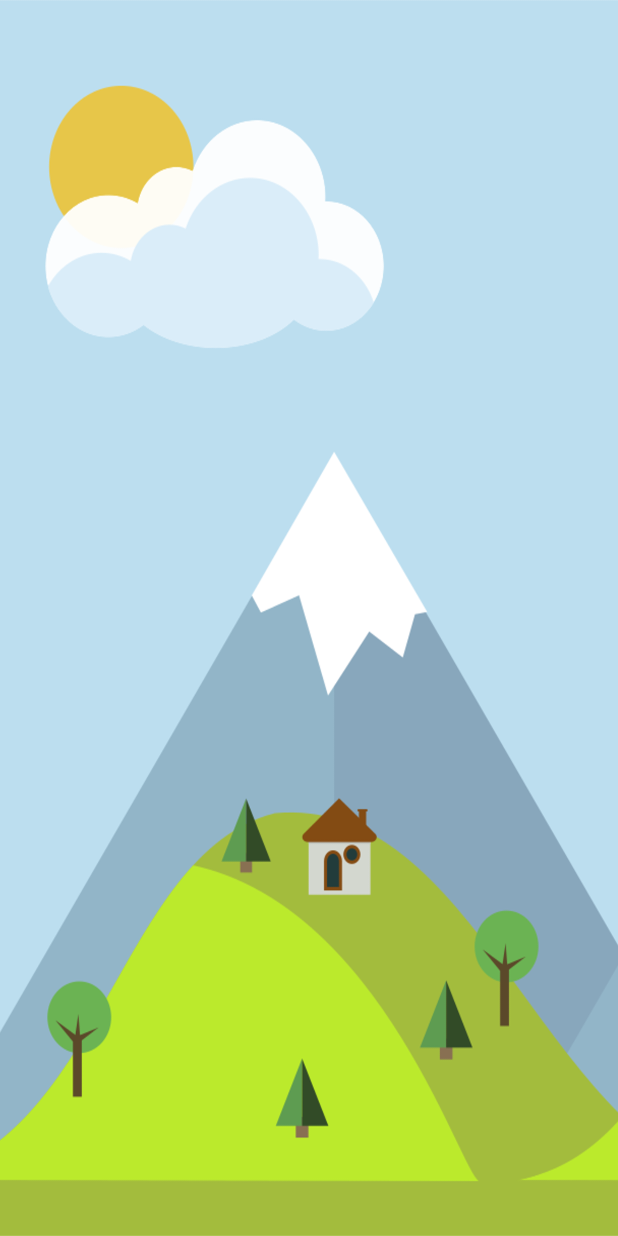
After one commit to ziouf/android-belvedere, an Android app: the LoadingActivity screen opened directly, with no data from a screen before it, on a phone screen of 412 x 824 dp. The commit adds this screen. Run offline under Robolectric (Android 15) with nearby library versions, the phone set to English and light mode, and no system bars; 1 statement that could not run was skipped.

Commit message:
Ajout d'un ecran de chargement pour faire patienter pendant la création et initialisation de la BDD à partir des fichiers plats

```diff
--- /dev/null
+++ b/app/src/main/java/fr/marin/cyril/mapsapp/LoadingActivity.java
@@ -0,0 +1,77 @@
+package fr.marin.cyril.mapsapp;
+
+import android.content.ComponentName;
+import android.content.Context;
+import android.content.Intent;
+import android.content.ServiceConnection;
+import android.os.IBinder;
+import android.support.v7.app.AppCompatActivity;
+import android.os.Bundle;
+import android.view.View;
+import android.view.Window;
+import android.view.WindowManager;
+
+import java.util.logging.Handler;
+
+import fr.marin.cyril.mapsapp.database.DatabaseService;
+
+public class LoadingActivity extends AppCompatActivity {
+
+    /** Defines callbacks for service binding, passed to bindService() */
+    private ServiceConnection databaseServiceConnection;
+
+    @Override
+    protected void onCreate(Bundle savedInstanceState) {
+        super.onCreate(savedInstanceState);
+
+        // remove title bar
+        getWindow()
+                .getDecorView()
+                .setSystemUiVisibility(View.SYSTEM_UI_FLAG_LAYOUT_STABLE
+                        | View.SYSTEM_UI_FLAG_LAYOUT_HIDE_NAVIGATION
+                        | View.SYSTEM_UI_FLAG_LAYOUT_FULLSCREEN
+                        | View.SYSTEM_UI_FLAG_HIDE_NAVIGATION
+                        | View.SYSTEM_UI_FLAG_FULLSCREEN
+                        | View.SYSTEM_UI_FLAG_IMMERSIVE);
+
+        setContentView(R.layout.activity_loading);
+
+        this.databaseServiceConnection = new ServiceConnection() {
+            private int delay = 3000;
+
+            @Override
+            public void onServiceConnected(ComponentName name, IBinder service) {
+                DatabaseService.DatabaseServiceBinder binder = (DatabaseService.DatabaseServiceBinder) service;
+
+                binder.getService().initData();
+
+                new android.os.Handler().postDelayed(startMapsActivity(), delay);
+            }
+
+            @Override
+            public void onServiceDisconnected(ComponentName name) {
+
+            }
+        };
+
+        // Bind database services
+        this.bindService(new Intent(getApplicationContext(), DatabaseService.class),
+                databaseServiceConnection, Context.BIND_AUTO_CREATE);
+    }
+
+    @Override
+    protected void onDestroy() {
+        this.unbindService(databaseServiceConnection);
+        super.onDestroy();
+    }
+
+    Runnable startMapsActivity() {
+        return new Runnable() {
+            @Override
+            public void run() {
+                startActivity(new Intent(LoadingActivity.this, MapsActivity.class));
+                finish();
+            }
+        };
+    }
+}
--- /dev/null
+++ b/app/src/main/res/layout/activity_loading.xml
@@ -0,0 +1,8 @@
+<RelativeLayout xmlns:android="http://schemas.android.com/apk/res/android"
+    xmlns:tools="http://schemas.android.com/tools"
+    android:layout_width="match_parent"
+    android:layout_height="match_parent"
+    android:background="@drawable/loading_background"
+    tools:context="fr.marin.cyril.mapsapp.LoadingActivity">
+
+</RelativeLayout>
--- /dev/null
+++ b/app/src/main/res/values-w820dp/dimens.xml
@@ -0,0 +1,6 @@
+<resources>
+    <!-- Example customization of dimensions originally defined in res/values/dimens.xml
+         (such as screen margins) for screens with more than 820dp of available width. This
+         would include 7" and 10" devices in landscape (~960dp and ~1280dp respectively). -->
+    <dimen name="activity_horizontal_margin">64dp</dimen>
+</resources>
--- /dev/null
+++ b/app/src/main/res/values/dimens.xml
@@ -0,0 +1,5 @@
+<resources>
+    <!-- Default screen margins, per the Android Design guidelines. -->
+    <dimen name="activity_horizontal_margin">16dp</dimen>
+    <dimen name="activity_vertical_margin">16dp</dimen>
+</resources>
```
Also changed, not shown: app/src/main/AndroidManifest.xml (+4 -6 lines), app/src/main/java/fr/marin/cyril/mapsapp/CameraActivity.java (+26 -0 lines), app/src/main/java/fr/marin/cyril/mapsapp/MapsActivity.java (+6 -4 lines), app/src/main/java/fr/marin/cyril/mapsapp/database/DatabaseService.java (+6 -3 lines), app/src/main/res/values/strings.xml (+5 -3 lines), app/src/main/res/drawable/loading_background.png (added).
